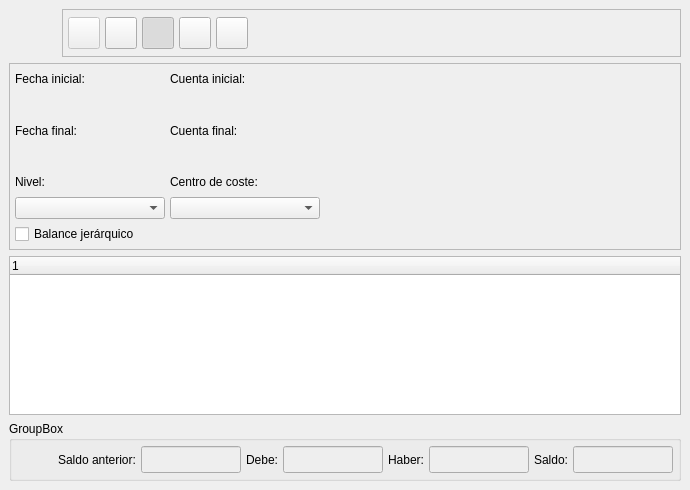
Qt form bulmages/bulmacont/src/balancebase.ui (eboladev/Bulmages-1) before a commit.
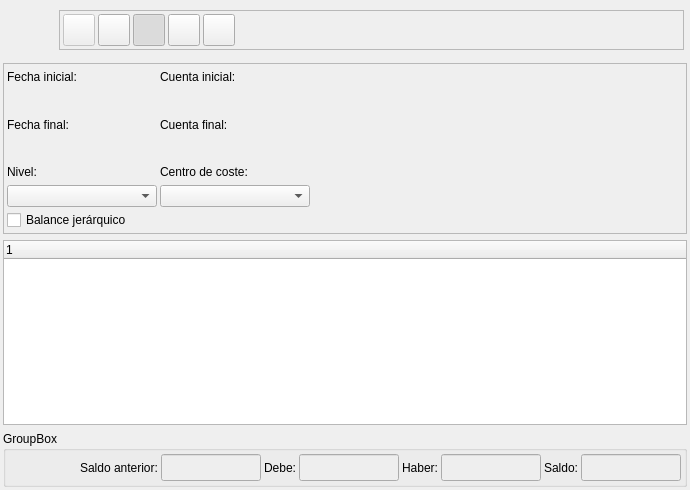
The same form after that commit. Icons and pictures are not drawn. Custom widgets are drawn as their Qt base class.

```diff
--- a/bulmages/bulmacont/src/balancebase.ui
+++ b/bulmages/bulmacont/src/balancebase.ui
@@ -11,7 +11,9 @@
    </rect>
   </property>
   <property name="sizePolicy" >
-   <sizepolicy vsizetype="Expanding" hsizetype="Expanding" >
+   <sizepolicy>
+    <hsizetype>0</hsizetype>
+    <vsizetype>0</vsizetype>
     <horstretch>0</horstretch>
     <verstretch>0</verstretch>
    </sizepolicy>
@@ -29,42 +31,26 @@
    <iconset resource="../../bulmages.qrc" >:/BulmaCont32x32/images/png/i_balance.xpm</iconset>
   </property>
   <layout class="QVBoxLayout" >
+   <property name="margin" >
+    <number>3</number>
+   </property>
    <property name="spacing" >
     <number>6</number>
    </property>
-   <property name="leftMargin" >
-    <number>9</number>
-   </property>
-   <property name="topMargin" >
-    <number>9</number>
-   </property>
-   <property name="rightMargin" >
-    <number>9</number>
-   </property>
-   <property name="bottomMargin" >
-    <number>9</number>
-   </property>
    <item>
     <layout class="QHBoxLayout" >
+     <property name="margin" >
+      <number>3</number>
+     </property>
      <property name="spacing" >
       <number>5</number>
      </property>
-     <property name="leftMargin" >
-      <number>0</number>
-     </property>
-     <property name="topMargin" >
-      <number>0</number>
-     </property>
-     <property name="rightMargin" >
-      <number>0</number>
-     </property>
-     <property name="bottomMargin" >
-      <number>0</number>
-     </property>
      <item>
       <widget class="QLabel" name="pixmapLabel1" >
        <property name="sizePolicy" >
-        <sizepolicy vsizetype="Fixed" hsizetype="Fixed" >
+        <sizepolicy>
+         <hsizetype>0</hsizetype>
+         <vsizetype>0</vsizetype>
          <horstretch>0</horstretch>
          <verstretch>0</verstretch>
         </sizepolicy>
@@ -92,7 +78,9 @@
      <item>
       <widget class="QFrame" name="frame_3" >
        <property name="sizePolicy" >
-        <sizepolicy vsizetype="Preferred" hsizetype="Preferred" >
+        <sizepolicy>
+         <hsizetype>7</hsizetype>
+         <vsizetype>0</vsizetype>
          <horstretch>0</horstretch>
          <verstretch>3</verstretch>
         </sizepolicy>
@@ -104,23 +92,11 @@
         <enum>QFrame::Raised</enum>
        </property>
        <layout class="QGridLayout" >
-        <property name="leftMargin" >
-         <number>5</number>
+        <property name="margin" >
+         <number>3</number>
         </property>
-        <property name="topMargin" >
-         <number>5</number>
-        </property>
-        <property name="rightMargin" >
-         <number>5</number>
-        </property>
-        <property name="bottomMargin" >
-         <number>5</number>
-        </property>
-        <property name="horizontalSpacing" >
-         <number>5</number>
-        </property>
-        <property name="verticalSpacing" >
-         <number>5</number>
+        <property name="spacing" >
+         <number>3</number>
         </property>
         <item row="0" column="2" >
          <widget class="QToolButton" name="mui_filtrar" >
@@ -364,28 +340,18 @@
       <enum>QFrame::Raised</enum>
      </property>
      <layout class="QGridLayout" >
-      <property name="leftMargin" >
-       <number>5</number>
+      <property name="margin" >
+       <number>3</number>
       </property>
-      <property name="topMargin" >
-       <number>5</number>
-      </property>
-      <property name="rightMargin" >
-       <number>5</number>
-      </property>
-      <property name="bottomMargin" >
-       <number>5</number>
-      </property>
-      <property name="horizontalSpacing" >
-       <number>5</number>
-      </property>
-      <property name="verticalSpacing" >
-       <number>5</number>
+      <property name="spacing" >
+       <number>3</number>
       </property>
       <item row="0" column="0" >
        <widget class="QLabel" name="TextLabel1_2_2" >
         <property name="sizePolicy" >
-         <sizepolicy vsizetype="Preferred" hsizetype="Preferred" >
+         <sizepolicy>
+          <hsizetype>0</hsizetype>
+          <vsizetype>0</vsizetype>
           <horstretch>0</horstretch>
           <verstretch>0</verstretch>
          </sizepolicy>
@@ -418,7 +384,9 @@
       <item row="1" column="0" >
        <widget class="BusquedaFecha" native="1" name="m_fechainicial1" >
         <property name="sizePolicy" >
-         <sizepolicy vsizetype="Fixed" hsizetype="Fixed" >
+         <sizepolicy>
+          <hsizetype>0</hsizetype>
+          <vsizetype>0</vsizetype>
           <horstretch>0</horstretch>
           <verstretch>0</verstretch>
          </sizepolicy>
@@ -471,7 +439,9 @@
       <item row="3" column="0" >
        <widget class="BusquedaFecha" native="1" name="m_fechafinal1" >
         <property name="sizePolicy" >
-         <sizepolicy vsizetype="Fixed" hsizetype="Fixed" >
+         <sizepolicy>
+          <hsizetype>0</hsizetype>
+          <vsizetype>0</vsizetype>
           <horstretch>0</horstretch>
           <verstretch>0</verstretch>
          </sizepolicy>
@@ -487,7 +457,9 @@
       <item row="3" column="1" >
        <widget class="BusquedaCuenta" native="1" name="m_codigofinal" >
         <property name="sizePolicy" >
-         <sizepolicy vsizetype="Fixed" hsizetype="Fixed" >
+         <sizepolicy>
+          <hsizetype>0</hsizetype>
+          <vsizetype>0</vsizetype>
           <horstretch>0</horstretch>
           <verstretch>0</verstretch>
          </sizepolicy>
@@ -591,28 +563,18 @@
       <string>GroupBox</string>
      </property>
      <layout class="QGridLayout" >
-      <property name="leftMargin" >
-       <number>5</number>
+      <property name="margin" >
+       <number>3</number>
       </property>
-      <property name="topMargin" >
-       <number>5</number>
-      </property>
-      <property name="rightMargin" >
-       <number>5</number>
-      </property>
-      <property name="bottomMargin" >
-       <number>5</number>
-      </property>
-      <property name="horizontalSpacing" >
-       <number>5</number>
-      </property>
-      <property name="verticalSpacing" >
-       <number>5</number>
+      <property name="spacing" >
+       <number>3</number>
       </property>
       <item row="0" column="9" >
        <widget class="QLineEdit" name="totalsaldo" >
         <property name="sizePolicy" >
-         <sizepolicy vsizetype="Fixed" hsizetype="Preferred" >
+         <sizepolicy>
+          <hsizetype>0</hsizetype>
+          <vsizetype>0</vsizetype>
           <horstretch>0</horstretch>
           <verstretch>0</verstretch>
          </sizepolicy>
@@ -685,7 +647,9 @@
       <item row="0" column="5" >
        <widget class="QLineEdit" name="totaldebe" >
         <property name="sizePolicy" >
-         <sizepolicy vsizetype="Fixed" hsizetype="Preferred" >
+         <sizepolicy>
+          <hsizetype>0</hsizetype>
+          <vsizetype>0</vsizetype>
           <horstretch>0</horstretch>
           <verstretch>0</verstretch>
          </sizepolicy>
@@ -752,7 +716,9 @@
       <item row="0" column="7" >
        <widget class="QLineEdit" name="totalhaber" >
         <property name="sizePolicy" >
-         <sizepolicy vsizetype="Fixed" hsizetype="Preferred" >
+         <sizepolicy>
+          <hsizetype>0</hsizetype>
+          <vsizetype>0</vsizetype>
           <horstretch>0</horstretch>
           <verstretch>0</verstretch>
          </sizepolicy>
@@ -819,7 +785,9 @@
       <item row="0" column="3" >
        <widget class="QLineEdit" name="totalsaldoant" >
         <property name="sizePolicy" >
-         <sizepolicy vsizetype="Fixed" hsizetype="Preferred" >
+         <sizepolicy>
+          <hsizetype>0</hsizetype>
+          <vsizetype>0</vsizetype>
           <horstretch>0</horstretch>
           <verstretch>0</verstretch>
          </sizepolicy>
@@ -919,6 +887,11 @@
  </widget>
  <layoutdefault spacing="3" margin="3" />
  <customwidgets>
+  <customwidget>
+   <class>BusquedaCCoste</class>
+   <extends>QComboBox</extends>
+   <header>busquedaccoste.h</header>
+  </customwidget>
   <customwidget>
    <class>BusquedaFecha</class>
    <extends>QWidget</extends>
@@ -929,11 +902,6 @@
    <extends>QWidget</extends>
    <header>busquedacuenta.h</header>
   </customwidget>
-  <customwidget>
-   <class>BusquedaCCoste</class>
-   <extends>QComboBox</extends>
-   <header>busquedaccoste.h</header>
-  </customwidget>
  </customwidgets>
  <tabstops>
   <tabstop>mui_guardar</tabstop>
```
